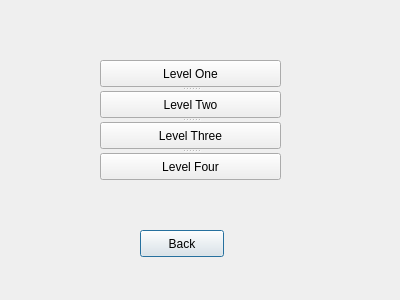
markusbuck/history-game, file levelselect.ui: the form before one commit.
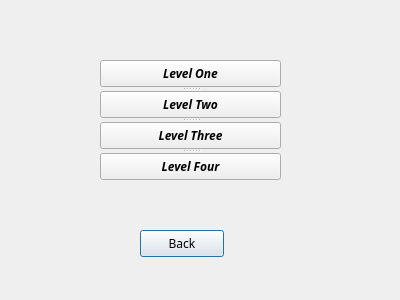
The form after the commit.

The edit to the form file:
```diff
--- a/levelselect.ui
+++ b/levelselect.ui
@@ -22,6 +22,11 @@
      <height>27</height>
     </rect>
    </property>
+   <property name="font">
+    <font>
+     <family>Abyssinica SIL</family>
+    </font>
+   </property>
    <property name="text">
     <string>Back</string>
    </property>
@@ -39,21 +44,49 @@
     <enum>Qt::Vertical</enum>
    </property>
    <widget class="QPushButton" name="level1Button">
+    <property name="font">
+     <font>
+      <family>Abyssinica SIL</family>
+      <italic>true</italic>
+      <bold>true</bold>
+     </font>
+    </property>
     <property name="text">
      <string>Level One</string>
     </property>
    </widget>
    <widget class="QPushButton" name="level2Button">
+    <property name="font">
+     <font>
+      <family>Abyssinica SIL</family>
+      <italic>true</italic>
+      <bold>true</bold>
+     </font>
+    </property>
     <property name="text">
      <string>Level Two</string>
     </property>
    </widget>
    <widget class="QPushButton" name="level3Button">
+    <property name="font">
+     <font>
+      <family>Abyssinica SIL</family>
+      <italic>true</italic>
+      <bold>true</bold>
+     </font>
+    </property>
     <property name="text">
      <string>Level Three</string>
     </property>
    </widget>
    <widget class="QPushButton" name="level4Button">
+    <property name="font">
+     <font>
+      <family>Abyssinica SIL</family>
+      <italic>true</italic>
+      <bold>true</bold>
+     </font>
+    </property>
     <property name="text">
      <string>Level Four</string>
     </property>
```
Left out of the diff: 2 changed lines with no effect on the pictures.
